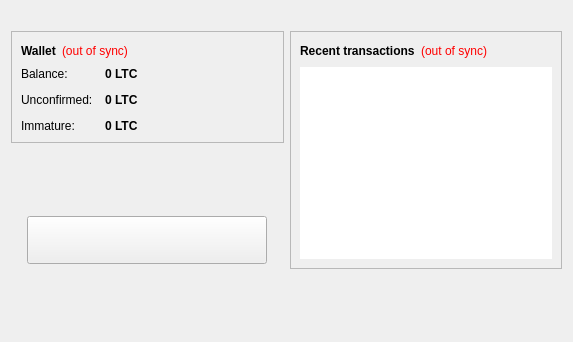
Before: the Qt Designer form src/qt/forms/overviewpage.ui in Crypto-Currency/Emerald-OLD---DO-NOT-USE, drawn with Qt 5.
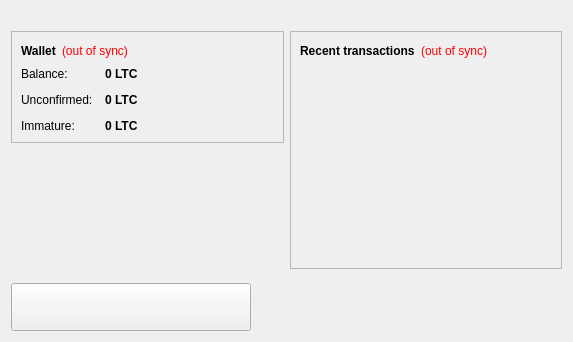
After: the same form once the commit is applied. Icons and pictures are not drawn.

Commit message: messing with background image

Diff of the .ui file:
```diff
--- a/src/qt/forms/overviewpage.ui
+++ b/src/qt/forms/overviewpage.ui
@@ -226,6 +226,9 @@
            <property name="toolTip">
             <string> Click to go to Emerald Home page. </string>
            </property>
+           <property name="styleSheet">
+            <string notr="true">color: rgba(255, 255, 255, 2);</string>
+           </property>
            <property name="icon">
             <iconset resource="../bitcoin.qrc">
              <normaloff>:/images/logo</normaloff>:/images/logo</iconset>
@@ -238,23 +241,20 @@
            </property>
           </widget>
          </item>
-        </layout>
-       </item>
        <item>
-        <spacer name="verticalSpacer">
+          <spacer name="horizontalSpacer_3">
          <property name="orientation">
-          <enum>Qt::Vertical</enum>
-         </property>
-         <property name="sizeType">
-          <enum>QSizePolicy::Expanding</enum>
+            <enum>Qt::Horizontal</enum>
          </property>
          <property name="sizeHint" stdset="0">
           <size>
-           <width>20</width>
-           <height>10</height>
+             <width>40</width>
+             <height>20</height>
           </size>
          </property>
         </spacer>
+         </item>
+        </layout>
        </item>
       </layout>
      </item>
@@ -312,7 +312,7 @@
           <item>
            <widget class="QListView" name="listTransactions">
             <property name="styleSheet">
-             <string notr="true"/>
+             <string notr="true">QListView { background: transparent; }</string>
             </property>
             <property name="frameShape">
              <enum>QFrame::NoFrame</enum>
```
Lines whose indentation alone changed are shown as unchanged. The commit also changes 1 other file.
